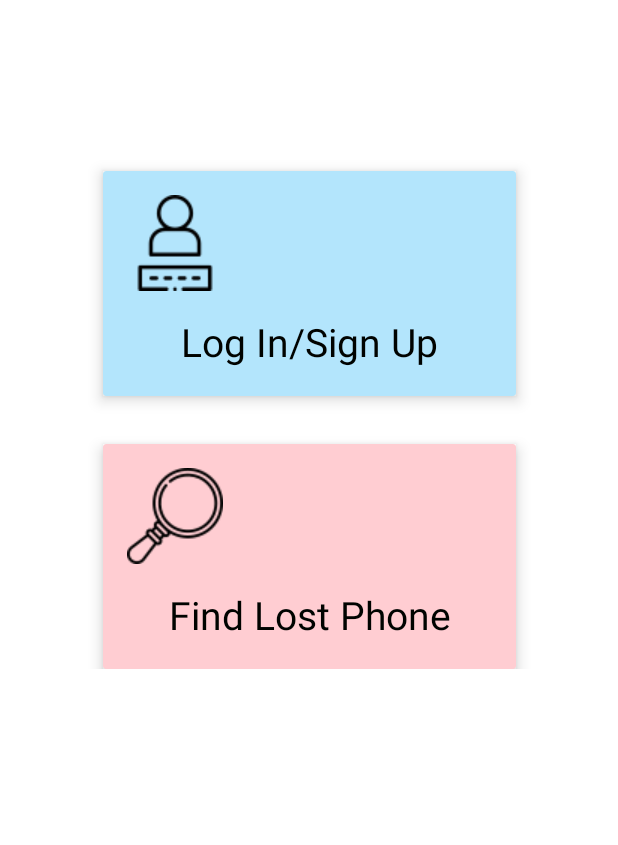
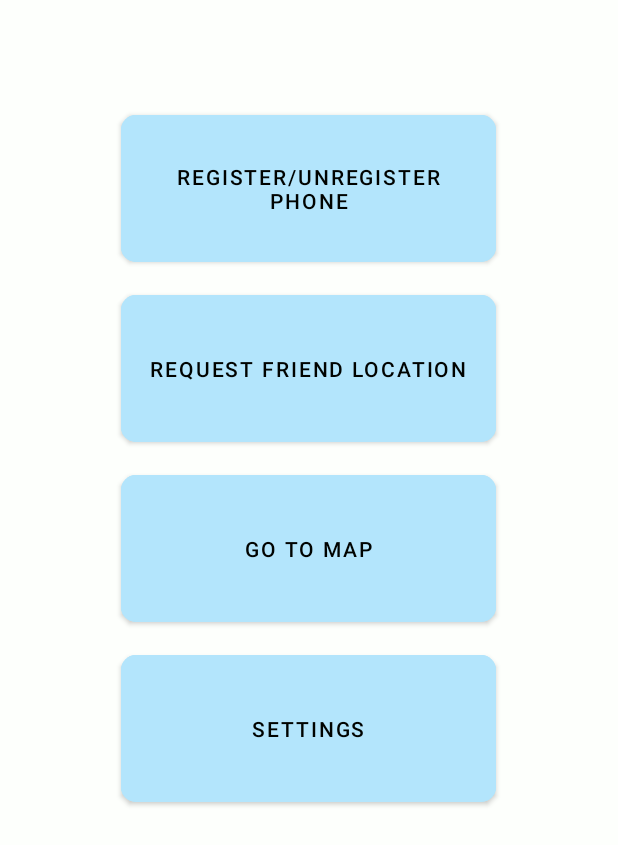
Before and after one commit to dellosaneil/Phone-Locator, an Android app: the screen it shows after launch once a user with an empty profile is signed in (OptionsScreen before the commit, MainDashBoardActivity after it), on a phone screen of 412 x 824 dp. Shown: the top 845 px of the screen. Run offline under Robolectric (Android 15) with nearby library versions, the phone set to English and light mode, and no system bars; our stand-ins replace Firebase (no records; nobody signed in at launch, a user with empty details on screens opened directly).

Commit message:
created main dashboard skeleton

```diff
--- a/app/src/main/AndroidManifest.xml
+++ b/app/src/main/AndroidManifest.xml
@@ -14,6 +14,7 @@
         android:roundIcon="@mipmap/ic_launcher_round"
         android:supportsRtl="true"
         android:theme="@style/AppTheme">
+        <activity android:name=".Dashboard.MainDashBoardActivity"></activity>
         <activity
             android:name=".LogInSignUp.SignUp.SignUpActivityOne"
             android:windowSoftInputMode="stateHidden" />
--- /dev/null
+++ b/app/src/main/java/com/lazybattley/phonetracker/Dashboard/MainDashBoardActivity.java
@@ -0,0 +1,61 @@
+package com.lazybattley.phonetracker.Dashboard;
+
+import androidx.appcompat.app.AppCompatActivity;
+
+import android.os.Bundle;
+import android.util.Log;
+import android.view.View;
+
+import com.lazybattley.phonetracker.R;
+
+public class MainDashBoardActivity extends AppCompatActivity {
+
+    private static final String TAG = "MainDashBoardActivity";
+
+
+    @Override
+    protected void onCreate(Bundle savedInstanceState) {
+        super.onCreate(savedInstanceState);
+        setContentView(R.layout.activity_main_dash_board);
+    }
+
+
+    public void mainDashboard_options(View view){
+        String clicked = view.getTag().toString();
+
+        switch(clicked){
+            case "register":
+                Log.i(TAG, "mainDashboard_options: register");
+                break;
+
+            case "request":
+                Log.i(TAG, "mainDashboard_options: request");
+                break;
+
+            case "map":
+                Log.i(TAG, "mainDashboard_options: map");
+                break;
+
+            case "settings":
+                Log.i(TAG, "mainDashboard_options: settings");
+                break;
+
+
+
+
+        }
+
+
+
+
+
+
+
+    }
+
+
+
+
+
+
+}
--- a/app/src/main/java/com/lazybattley/phonetracker/SplashScreen.java
+++ b/app/src/main/java/com/lazybattley/phonetracker/SplashScreen.java
@@ -5,18 +5,22 @@ import androidx.appcompat.app.AppCompatActivity;
 import android.content.Intent;
 import android.os.Bundle;
 import android.os.Handler;
+import android.util.Log;
 import android.view.WindowManager;
 import android.view.animation.Animation;
 import android.view.animation.AnimationUtils;
 import android.widget.ImageView;
 import android.widget.TextView;
 
+import com.google.firebase.auth.FirebaseAuth;
+import com.lazybattley.phonetracker.Dashboard.MainDashBoardActivity;
 import com.lazybattley.phonetracker.LogInSignUp.LogInActivity;
 
 public class SplashScreen extends AppCompatActivity {
     private Animation animation;
     private ImageView splashScreen_logo;
     private TextView splashScreen_text;
+    private FirebaseAuth auth;
 
     @Override
     protected void onCreate(Bundle savedInstanceState) {
@@ -28,14 +32,18 @@ public class SplashScreen extends AppCompatActivity {
         animation = AnimationUtils.loadAnimation(this, R.anim.splash_screen_animation);
         splashScreen_logo.setAnimation(animation);
         splashScreen_text.setAnimation(animation);
+        auth = FirebaseAuth.getInstance();
 
         Handler handler = new Handler();
         Runnable run = () -> {
-            Intent intent = new Intent(SplashScreen.this, OptionsScreen.class);
-            startActivity(intent);
-            finish();
+            if(auth.getCurrentUser() != null  && auth.getCurrentUser().isEmailVerified()){
+                startActivity(new Intent(this, MainDashBoardActivity.class));
+            }else{
+                Intent intent = new Intent(SplashScreen.this, OptionsScreen.class);
+                startActivity(intent);
+                finish();
+            }
         };
         handler.postDelayed(run, 1500);
-
     }
 }
--- /dev/null
+++ b/app/src/main/res/layout/activity_main_dash_board.xml
@@ -0,0 +1,81 @@
+<?xml version="1.0" encoding="utf-8"?>
+<ScrollView xmlns:android="http://schemas.android.com/apk/res/android"
+    xmlns:app="http://schemas.android.com/apk/res-auto"
+    xmlns:tools="http://schemas.android.com/tools"
+    android:layout_width="match_parent"
+    android:layout_height="match_parent"
+    tools:context=".Dashboard.MainDashBoardActivity"
+    android:background="@color/snow">
+
+    <LinearLayout
+        android:layout_width="match_parent"
+        android:layout_height="wrap_content"
+        android:orientation="vertical"
+        android:layout_margin="35dp"
+        android:padding="35dp">
+
+        <com.google.android.material.button.MaterialButton
+            android:id="@+id/mainDashBoard_register_unregister"
+            android:layout_width="250dp"
+            android:layout_height="110dp"
+            android:layout_gravity="center"
+            android:backgroundTint="@color/card1_color"
+            android:elevation="10dp"
+            android:onClick="mainDashboard_options"
+            android:tag="register"
+            android:text="@string/main_dashboard_register_unregister_phone"
+            android:textColor="@color/darkBlack"
+            app:cornerRadius="10dp" />
+
+        <com.google.android.material.button.MaterialButton
+            android:id="@+id/mainDashBoard_requestLocation"
+            android:layout_width="250dp"
+            android:layout_height="110dp"
+            android:layout_gravity="center"
+            android:layout_marginTop="10dp"
+            android:backgroundTint="@color/card1_color"
+            android:elevation="10dp"
+            android:onClick="mainDashboard_options"
+            android:tag="request"
+            android:text="@string/main_dashboard_request_friend_location"
+            android:textColor="@color/darkBlack"
+            app:cornerRadius="10dp" />
+
+        <com.google.android.material.button.MaterialButton
+            android:id="@+id/mainDashBoard_goToMap"
+            android:layout_width="250dp"
+            android:layout_height="110dp"
+            android:layout_gravity="center"
+            android:layout_marginTop="10dp"
+            android:backgroundTint="@color/card1_color"
+            android:elevation="10dp"
+            android:onClick="mainDashboard_options"
+            android:tag="map"
+            android:text="@string/main_dashboard_list_of_location"
+            android:textColor="@color/darkBlack"
+            app:cornerRadius="10dp" />
+
+        <com.google.android.material.button.MaterialButton
+            android:id="@+id/mainDashBoard_settings"
+            android:layout_width="250dp"
+            android:layout_height="110dp"
+            android:layout_gravity="center"
+            android:layout_marginTop="10dp"
+            android:backgroundTint="@color/card1_color"
+            android:elevation="10dp"
+            android:onClick="mainDashboard_options"
+            android:tag="settings"
+            android:text="@string/main_dashboard_settings"
+            android:textColor="@color/darkBlack"
+            app:cornerRadius="10dp" />
+
+
+
+
+
+
+    </LinearLayout>
+
+
+
+</ScrollView>
--- a/app/src/main/res/layout/activity_options_screen.xml
+++ b/app/src/main/res/layout/activity_options_screen.xml
@@ -21,6 +21,7 @@
             android:layout_marginTop="64dp"
             android:transitionName="log_in_transition_button"
             app:cardBackgroundColor="@color/card1_color"
+            app:cardCornerRadius="5dp"
             app:cardElevation="6dp"
             app:layout_constraintEnd_toEndOf="parent"
             app:layout_constraintHorizontal_bias="0.513"
@@ -33,8 +34,8 @@
 
                 <Button
                     android:id="@+id/redirect_log_in_sign_up"
-                    android:layout_width="0dp"
-                    android:layout_height="0dp"
+                    android:layout_width="273dp"
+                    android:layout_height="152dp"
                     android:background="#00000000"
                     android:onClick="redirect"
                     android:tag="1"
@@ -79,12 +80,14 @@
             android:layout_width="275dp"
             android:layout_height="150dp"
             android:layout_marginTop="32dp"
+            android:layout_marginBottom="10dp"
             app:cardBackgroundColor="@color/card2_color"
+            app:cardCornerRadius="5dp"
             app:cardElevation="6dp"
+            app:layout_constraintBottom_toBottomOf="parent"
             app:layout_constraintEnd_toEndOf="parent"
             app:layout_constraintStart_toStartOf="parent"
-            app:layout_constraintTop_toBottomOf="@+id/logInSignUp"
-            android:layout_marginBottom="10dp">
+            app:layout_constraintTop_toBottomOf="@+id/logInSignUp">
 
             <androidx.constraintlayout.widget.ConstraintLayout
                 android:layout_width="match_parent"
--- a/app/src/main/res/layout/splash_screen.xml
+++ b/app/src/main/res/layout/splash_screen.xml
@@ -4,7 +4,6 @@
     xmlns:tools="http://schemas.android.com/tools"
     android:layout_width="match_parent"
     android:layout_height="match_parent"
-    android:background="@color/colorPrimary"
     tools:context=".SplashScreen">
 
     <ImageView
@@ -24,14 +23,14 @@
         android:id="@+id/splashScreen_text"
         android:layout_width="wrap_content"
         android:layout_height="wrap_content"
-        android:layout_marginBottom="76dp"
+        android:layout_marginBottom="132dp"
         android:fontFamily="@font/open_sans_semibold"
         android:text="@string/application_name"
         android:textColor="@color/darkBlack"
         android:textSize="36sp"
         app:layout_constraintBottom_toTopOf="@+id/guideline3"
         app:layout_constraintEnd_toStartOf="@+id/guideline"
-        app:layout_constraintHorizontal_bias="0.491"
+        app:layout_constraintHorizontal_bias="0.485"
         app:layout_constraintStart_toStartOf="@+id/guideline2" />
 
     <androidx.constraintlayout.widget.Guideline
--- a/app/src/main/res/values/strings.xml
+++ b/app/src/main/res/values/strings.xml
@@ -13,15 +13,17 @@
 
     <!--    Log In Activity-->
     <string name="sign_up"><u>Sign Up</u></string>
+    <string name="log_in_verify">Verify your account</string>
 
-<!--    Sign Up Activity-->
+    <!--    Sign Up Activity-->
     <string name="full_name">Enter Full Name</string>
     <string name="enter_email">Enter Email</string>
     <string name="create_account">Create Account</string>
-    <string name="next">Next</string>
+    <string name="signUp">Sign Up</string>
+    <string name="sign_up_enter_number">Enter Phone No.</string>
 
 
-<!--    Error Messages-->
+    <!--    Error Messages-->
     <string name="missing_field">Required Field</string>
     <string name="invalid_email">Invalid Email</string>
 
@@ -29,8 +31,14 @@
     <string name="minimum_length_full_name">Enter Full Name</string>
     <string name="password_length">Password Too Short</string>
     <string name="username_length">Username Too Short</string>
-    <string name="username_taken">Username is already used.</string>
+    <string name="email_taken">Email is already used.</string>
 
+
+<!--    Main Dashboard-->
+    <string name="main_dashboard_register_unregister_phone">Register/Unregister Phone</string>
+    <string name="main_dashboard_request_friend_location">Request Friend Location</string>
+    <string name="main_dashboard_list_of_location">Go To Map</string>
+    <string name="main_dashboard_settings">Settings</string>
 
 
 </resources>
```
Also changed, not shown: app/build.gradle (+6 -1 lines), app/src/main/java/com/lazybattley/phonetracker/LogInSignUp/LogInActivity.java (+34 -6 lines), app/src/main/java/com/lazybattley/phonetracker/LogInSignUp/SignUp/SignUpActivityOne.java (+115 -73 lines), app/src/main/java/com/lazybattley/phonetracker/LogInSignUp/SignUp/SignUpHelperClass.java (added, +38 -0 lines), app/src/main/res/drawable/back_arrow.xml (added, +10 -0 lines), app/src/main/res/drawable/cancel_button.xml (added, +10 -0 lines), app/src/main/res/layout/activity_log_in.xml (+4 -4 lines), app/src/main/res/layout/activity_sign_up_one.xml (+34 -25 lines), app/src/main/res/drawable/app_logo.png, app/src/main/res/drawable/full_name.png (added), app/src/main/res/drawable/mail.png (added), app/src/main/res/drawable/phone.png (added).
